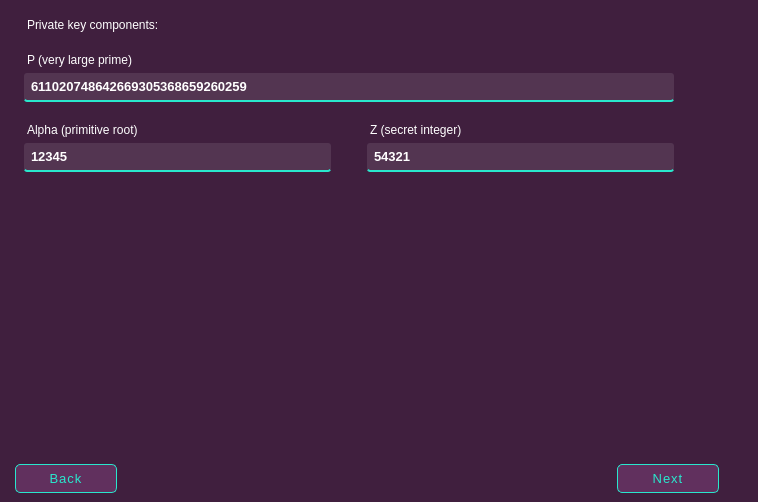
Qt form mainwindow.ui (skeptlk/elgamal-md5) before a commit.
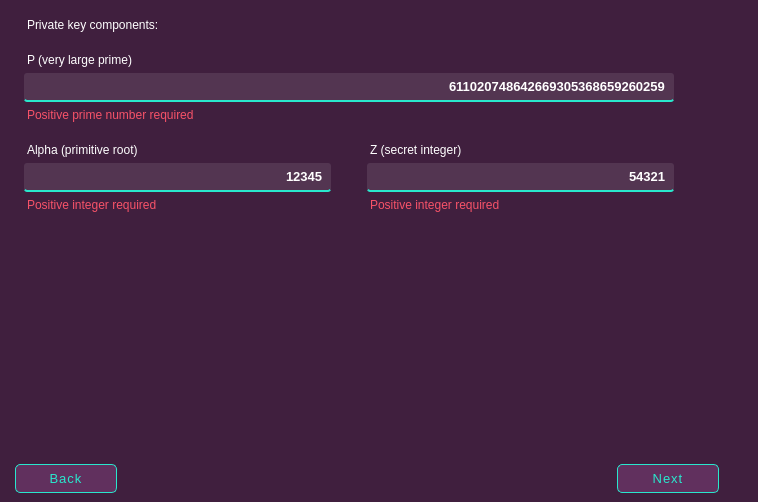
The same form after that commit. The open tabs and pages were chosen to show the change. Icons and pictures are not drawn. Custom widgets are drawn as their Qt base class.

```diff
--- a/mainwindow.ui
+++ b/mainwindow.ui
@@ -351,14 +351,21 @@
       </widget>
       <widget class="QWidget" name="signPage2">
        <layout class="QGridLayout" name="gridLayout_3">
-        <item row="0" column="0" colspan="3">
-         <widget class="QLabel" name="label">
+        <item row="4" column="0">
+         <widget class="QLabel" name="label4">
+          <property name="sizePolicy">
+           <sizepolicy hsizetype="Preferred" vsizetype="Preferred">
+            <horstretch>1</horstretch>
+            <verstretch>0</verstretch>
+           </sizepolicy>
+          </property>
           <property name="styleSheet">
            <string notr="true">color: #ffffff;
-font: 100 20pt 'Noto Sans';</string>
+margin-top: 15px;
+font: 100 12pt 'Noto Sans';</string>
           </property>
           <property name="text">
-           <string>Private key components:</string>
+           <string>Alpha (primitive root)</string>
           </property>
          </widget>
         </item>
@@ -380,10 +387,13 @@
           </property>
          </widget>
         </item>
-        <item row="5" column="0">
-         <spacer name="verticalSpacer2">
-          <property name="orientation">
-           <enum>Qt::Vertical</enum>
+        <item row="2" column="0" colspan="2">
+         <widget class="QLineEdit" name="lePrime">
+          <property name="sizePolicy">
+           <sizepolicy hsizetype="Preferred" vsizetype="Fixed">
+            <horstretch>1</horstretch>
+            <verstretch>0</verstretch>
+           </sizepolicy>
           </property>
           <property name="sizeHint" stdset="0">
            <size>
@@ -391,9 +401,29 @@
             <height>40</height>
            </size>
           </property>
-         </spacer>
+          <property name="font">
+           <font>
+            <pointsize>10</pointsize>
+            <bold>true</bold>
+           </font>
+          </property>
+          <property name="styleSheet">
+           <string notr="true">padding: 5px;
+border: none;
+border-bottom: 2px solid #29e7cd;
+border-radius: 3px;
+background: rgba(255, 255, 255, 0.1);
+color: #ffffff;</string>
+          </property>
+          <property name="text">
+           <string>611020748642669305368659260259</string>
+          </property>
+          <property name="alignment">
+           <set>Qt::AlignRight|Qt::AlignTrailing|Qt::AlignVCenter</set>
+          </property>
+         </widget>
         </item>
-        <item row="4" column="0">
+        <item row="5" column="0">
          <widget class="QLineEdit" name="leAlpha">
           <property name="sizePolicy">
            <sizepolicy hsizetype="Preferred" vsizetype="Fixed">
@@ -424,60 +454,46 @@
           <property name="text">
            <string>12345</string>
           </property>
+          <property name="alignment">
+           <set>Qt::AlignRight|Qt::AlignTrailing|Qt::AlignVCenter</set>
+          </property>
          </widget>
         </item>
-        <item row="3" column="0">
-         <widget class="QLabel" name="label4">
-          <property name="sizePolicy">
-           <sizepolicy hsizetype="Preferred" vsizetype="Preferred">
-            <horstretch>1</horstretch>
-            <verstretch>0</verstretch>
-           </sizepolicy>
-          </property>
+        <item row="0" column="0" colspan="3">
+         <widget class="QLabel" name="label">
           <property name="styleSheet">
            <string notr="true">color: #ffffff;
-margin-top: 15px;
-font: 100 12pt 'Noto Sans';</string>
+font: 100 20pt 'Noto Sans';</string>
           </property>
           <property name="text">
-           <string>Alpha (primitive root)</string>
+           <string>Private key components:</string>
           </property>
          </widget>
         </item>
+        <item row="3" column="0" colspan="2">
+         <widget class="QLabel" name="lePrime_invalid">
+          <property name="styleSheet">
+           <string notr="true">color: #f75268		</string>
+          </property>
+          <property name="text">
+           <string>Positive prime number required</string>
+          </property>
+         </widget>
+        </item>
+        <item row="7" column="0">
+         <spacer name="verticalSpacer2">
+          <property name="orientation">
+           <enum>Qt::Vertical</enum>
+          </property>
+          <property name="sizeHint" stdset="0">
+           <size>
+            <width>20</width>
+            <height>40</height>
+           </size>
+          </property>
+         </spacer>
+        </item>
         <item row="4" column="1">
-         <widget class="QLineEdit" name="leZet">
-          <property name="sizePolicy">
-           <sizepolicy hsizetype="Preferred" vsizetype="Fixed">
-            <horstretch>1</horstretch>
-            <verstretch>0</verstretch>
-           </sizepolicy>
-          </property>
-          <property name="minimumSize">
-           <size>
-            <width>0</width>
-            <height>0</height>
-           </size>
-          </property>
-          <property name="font">
-           <font>
-            <pointsize>10</pointsize>
-            <bold>true</bold>
-           </font>
-          </property>
-          <property name="styleSheet">
-           <string notr="true">padding: 5px;
-border: none;
-border-bottom: 2px solid #29e7cd;
-border-radius: 3px;
-background: rgba(255, 255, 255, 0.1);
-color: #ffffff;</string>
-          </property>
-          <property name="text">
-           <string>54321</string>
-          </property>
-         </widget>
-        </item>
-        <item row="3" column="1">
          <widget class="QLabel" name="label5">
           <property name="sizePolicy">
            <sizepolicy hsizetype="Preferred" vsizetype="Preferred">
@@ -495,8 +511,8 @@
           </property>
          </widget>
         </item>
-        <item row="2" column="0" colspan="2">
-         <widget class="QLineEdit" name="lePrime">
+        <item row="5" column="1">
+         <widget class="QLineEdit" name="leZet">
           <property name="sizePolicy">
            <sizepolicy hsizetype="Preferred" vsizetype="Fixed">
             <horstretch>1</horstretch>
@@ -524,7 +540,30 @@
 color: #ffffff;</string>
           </property>
           <property name="text">
-           <string>611020748642669305368659260259</string>
+           <string>54321</string>
+          </property>
+          <property name="alignment">
+           <set>Qt::AlignRight|Qt::AlignTrailing|Qt::AlignVCenter</set>
+          </property>
+         </widget>
+        </item>
+        <item row="6" column="0">
+         <widget class="QLabel" name="leAlpha_invalid">
+          <property name="styleSheet">
+           <string notr="true">color: #f75268		</string>
+          </property>
+          <property name="text">
+           <string>Positive integer required</string>
+          </property>
+         </widget>
+        </item>
+        <item row="6" column="1">
+         <widget class="QLabel" name="leZet_invalid">
+          <property name="styleSheet">
+           <string notr="true">color: #f75268		</string>
+          </property>
+          <property name="text">
+           <string>Positive integer required</string>
           </property>
          </widget>
         </item>
```
Left out of the diff: 197 changed lines with no effect on the pictures.
